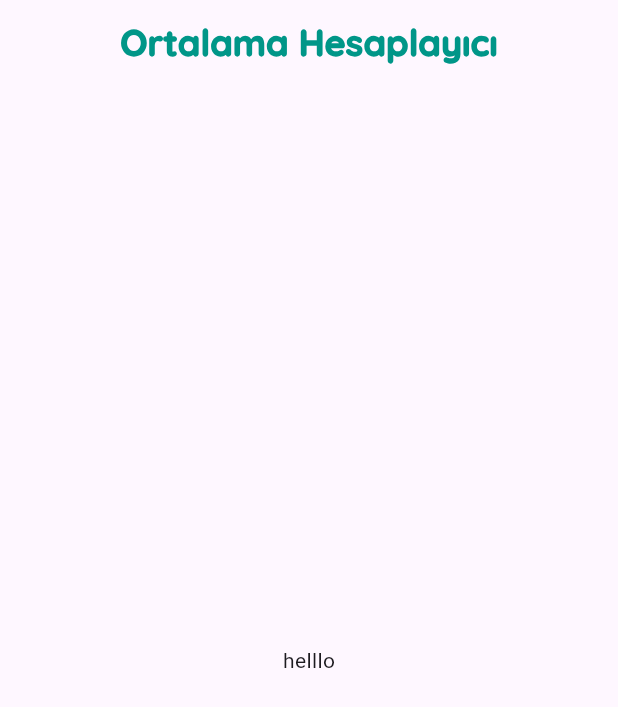
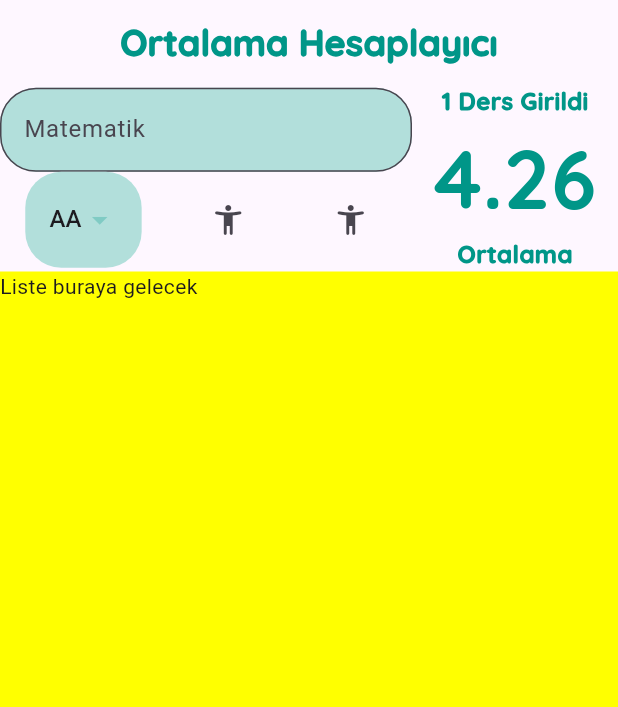
Before and after one commit to emrecan-nt/grade-calculator, a Flutter app: the screen it shows after launch, on a phone screen of 412 x 824 dp. Shown: the top 707 px of the screen. Run offline on Flutter 3.47's test engine with Material 3 defaults, Android fonts, the phone set to English and light mode, and no system bars; our stand-ins replace google_fonts.

Commit message:
TextFormFiled eklendi

```diff
--- /dev/null
+++ b/lib/data.dart
@@ -0,0 +1,41 @@
+import 'package:flutter/material.dart';
+
+class data {
+  static List<String> _harfNotlari() {
+    return ['AA', 'BA', 'BB', 'CB', 'DC', 'DD', 'FD', 'FF'];
+  }
+
+  static double _notlar(String harf) {
+    switch (harf) {
+      case 'AA':
+        return 4.0;
+      case 'BA':
+        return 3.5;
+      case 'BB':
+        return 3.0;
+      case 'CB':
+        return 2.5;
+      case 'DC':
+        return 2.0;
+      case 'DD':
+        return 1.5;
+      case 'FD':
+        return 1.0;
+      case 'FF':
+        return 0.0;
+      default:
+        return 1;
+    }
+  }
+
+  static List<DropdownMenuItem<double>> harfNotlari() {
+    return _harfNotlari()
+        .map(
+          (e) => DropdownMenuItem(
+            value: _notlar(e),
+            child: Text(e),
+          ),
+        )
+        .toList();
+  }
+}
--- a/lib/homepage.dart
+++ b/lib/homepage.dart
@@ -1,4 +1,6 @@
 import 'package:flutter/material.dart';
+import 'package:ortalama_hesaplayici/data.dart';
+import 'package:ortalama_hesaplayici/ortalama.dart';
 import 'package:ortalama_hesaplayici/sabitler.dart';
 
 class HomePage extends StatefulWidget {
@@ -8,18 +10,97 @@ class HomePage extends StatefulWidget {
 }
 
 class _HomePageState extends State<HomePage> {
+  GlobalKey formKey = GlobalKey<FormState>();
+  double secilenDeger = 4;
+  @override
   Widget build(BuildContext Context) {
     return Scaffold(
       appBar: AppBar(
         title: Center(
-          child: Text(Sabitler.baslik,style: Sabitler.baslikstyle),
+          child: Text(Sabitler.baslik, style: Sabitler.baslikstyle),
         ),
         centerTitle: true,
         elevation: 0,
         backgroundColor: Colors.transparent,
       ),
-      body: Center(
-        child: Text("helllo"),
+      body: Column(
+        crossAxisAlignment: CrossAxisAlignment.stretch,
+        children: [
+          //form
+          Row(
+            children: [
+              Expanded(flex: 2, child: _buildForm()),
+              Expanded(
+                child: OrtalamaGoster(dersSayisi: 1, ortalama: 4.2563),
+              ),
+            ],
+          ),
+          Expanded(
+            child: Container(
+              child: Text('Liste buraya gelecek'),
+              color: Colors.yellowAccent,
+            ),
+          ),
+        ],
+      ),
+    );
+  }
+
+  Widget _buildForm() {
+    return Form(
+      key: formKey,
+      child: Column(
+        children: [
+          _buildTextformfiled(),
+          Row(
+            mainAxisAlignment: MainAxisAlignment.spaceAround,
+            children: [
+              _buildHarfler(),
+              IconButton(
+                  onPressed: () {},
+                  icon: Icon(Icons.accessibility_new_rounded)),
+              IconButton(
+                  onPressed: () {},
+                  icon: Icon(Icons.accessibility_new_rounded)),
+            ],
+          ),
+        ],
+      ),
+    );
+  }
+
+  _buildTextformfiled() {
+    return TextFormField(
+      decoration: InputDecoration(
+        labelText: 'Matematik',
+        border: OutlineInputBorder(
+          borderRadius: Sabitler.borderRadius,
+        ),
+        filled: true,
+        fillColor: Sabitler.anaRenk.shade100,
+      ),
+    );
+  }
+
+  _buildHarfler() {
+    return Container(
+      padding: Sabitler.DropdownPadding,
+      decoration: BoxDecoration(
+        color: Sabitler.anaRenk.shade100,
+        borderRadius: Sabitler.borderRadius,
+      ),
+      child: DropdownButton<double>(
+        elevation: 16,
+        iconEnabledColor: Sabitler.anaRenk.shade200,
+        value: secilenDeger,
+        onChanged: (deger) {
+          setState(() {
+            secilenDeger = deger!;
+            print(deger);
+          });
+        },
+        underline: Container(),
+        items: data.harfNotlari(),
       ),
     );
   }
--- /dev/null
+++ b/lib/ortalama.dart
@@ -0,0 +1,32 @@
+import 'package:flutter/material.dart';
+import 'package:ortalama_hesaplayici/sabitler.dart';
+
+class OrtalamaGoster extends StatelessWidget {
+  final double ortalama;
+  final int dersSayisi;
+  const OrtalamaGoster(
+      {required this.dersSayisi, required this.ortalama, Key? key})
+      : super(key: key);
+
+  @override
+  Widget build(BuildContext context) {
+    return Column(
+      mainAxisAlignment: MainAxisAlignment.center,
+      crossAxisAlignment: CrossAxisAlignment.center,
+      children: [
+        Text(
+          dersSayisi > 0 ? '$dersSayisi Ders Girildi' : 'Ders Seçiniz',
+          style: Sabitler.ortalamaGosterBodystyle,
+        ),
+        Text(
+          ortalama >= 0 ? '${ortalama.toStringAsFixed(2)}' : '0.0',
+          style: Sabitler.ortalamastyle,
+        ),
+        Text(
+          'Ortalama',
+          style: Sabitler.ortalamaGosterBodystyle,
+        )
+      ],
+    );
+  }
+}
--- a/lib/sabitler.dart
+++ b/lib/sabitler.dart
@@ -3,9 +3,23 @@ import 'package:google_fonts/google_fonts.dart';
 
 class Sabitler {
   static String baslik = 'Ortalama Hesaplayıcı';
+  static const MaterialColor anaRenk = Colors.teal;
   static final TextStyle baslikstyle = GoogleFonts.quicksand(
-
-    fontSize: 24,fontWeight: FontWeight.w900,color: anaRenk
+    fontSize: 24,
+    fontWeight: FontWeight.w900,
+    color: anaRenk,
   );
-  static const MaterialColor anaRenk = Colors.teal;
+  static BorderRadius borderRadius = BorderRadius.circular(24);
+  static final TextStyle ortalamaGosterBodystyle = GoogleFonts.quicksand(
+    fontSize: 16,
+    fontWeight: FontWeight.w900,
+    color: anaRenk,
+  );
+  static final TextStyle ortalamastyle = GoogleFonts.quicksand(
+    fontSize: 55,
+    fontWeight: FontWeight.w800,
+    color: anaRenk,
+  );
+  static final DropdownPadding =
+      EdgeInsets.symmetric(horizontal: 16, vertical: 8);
 }
```
Also changed, not shown: 1 other file.
